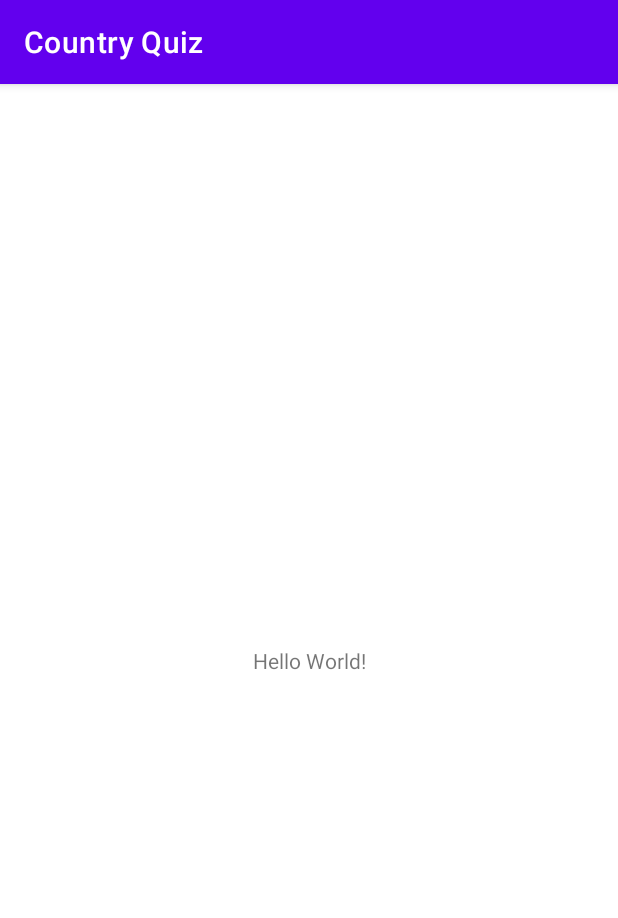
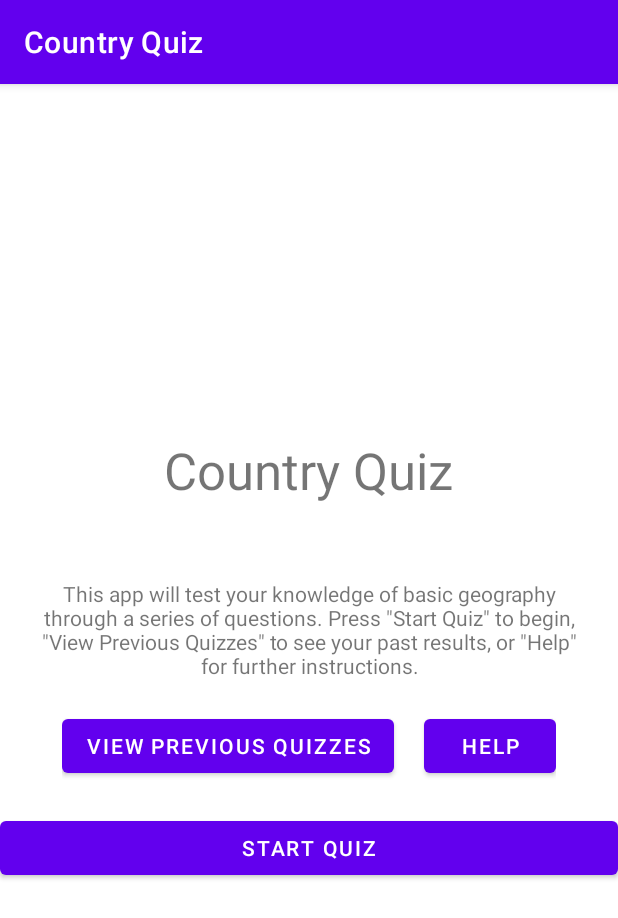
Before and after one commit to jaksonhensley/CSCI4060_Project4, an Android app: the screen it shows after launch (MainActivity), on a phone screen of 412 x 824 dp. Shown: the top 918 px of the screen. Run offline under Robolectric (Android 15) with nearby library versions, the phone set to English and light mode, and no system bars.

Commit message:
Satisfied Requirement 2
The Splash Screen explains the app and has button that go to the 3 different activities. Event listeners have been set up and the activities are all connected now.

```diff
--- a/app/src/main/java/edu/uga/cs/countryquiz/MainActivity.java
+++ b/app/src/main/java/edu/uga/cs/countryquiz/MainActivity.java
@@ -2,7 +2,10 @@ package edu.uga.cs.countryquiz;
 
 import androidx.appcompat.app.AppCompatActivity;
 
+import android.content.Intent;
 import android.os.Bundle;
+import android.view.View;
+import android.widget.Button;
 
 public class MainActivity extends AppCompatActivity {
 
@@ -10,5 +13,40 @@ public class MainActivity extends AppCompatActivity {
     protected void onCreate(Bundle savedInstanceState) {
         super.onCreate(savedInstanceState);
         setContentView(R.layout.activity_main);
-    }
-}
+
+        //These are the buttons from the layout
+        Button viewPreviousQuizzesButton = findViewById(R.id.mainMenuViewPreviousQuizzesButton);
+        Button helpButton = findViewById(R.id.mainMenuHelpButton);
+        Button startQuizButton = findViewById(R.id.mainMenuStartQuizButton);
+
+        //The next chunk of code is our button listeners.
+
+        viewPreviousQuizzesButton.setOnClickListener(new View.OnClickListener() {
+            @Override
+            public void onClick(View view) {
+                // Handle the click event for the "View Previous Quizzes" button
+                Intent intent = new Intent(MainActivity.this, ViewPreviousQuizzes.class);
+                startActivity(intent);
+            } // onClick
+        }); // viewPreviousQuizzesButton.setOnClickListener
+
+        helpButton.setOnClickListener(new View.OnClickListener() {
+            @Override
+            public void onClick(View view) {
+                // Handle the click event for the "Help" button
+                Intent intent = new Intent(MainActivity.this, HelpScreen.class);
+                startActivity(intent);
+            } // onClick
+        }); // helpButton.setOnClickListener
+
+        startQuizButton.setOnClickListener(new View.OnClickListener() {
+            @Override
+            public void onClick(View view) {
+                // Handle the click event for the "Start Quiz" button
+                Intent intent = new Intent(MainActivity.this, NewQuiz.class);
+                startActivity(intent);
+            } // onClick
+        }); // startQuizButton.setOnClickListener
+
+    } // onCreate
+} // MainActivity
--- a/app/src/main/res/layout/activity_main.xml
+++ b/app/src/main/res/layout/activity_main.xml
@@ -1,18 +1,56 @@
 <?xml version="1.0" encoding="utf-8"?>
-<androidx.constraintlayout.widget.ConstraintLayout xmlns:android="http://schemas.android.com/apk/res/android"
+<LinearLayout xmlns:android="http://schemas.android.com/apk/res/android"
     xmlns:app="http://schemas.android.com/apk/res-auto"
     xmlns:tools="http://schemas.android.com/tools"
     android:layout_width="match_parent"
     android:layout_height="match_parent"
+    android:gravity="center"
+    android:orientation="vertical"
     tools:context=".MainActivity">
 
     <TextView
+        android:id="@+id/countryQuizTitle"
         android:layout_width="wrap_content"
         android:layout_height="wrap_content"
-        android:text="Hello World!"
-        app:layout_constraintBottom_toBottomOf="parent"
-        app:layout_constraintEnd_toEndOf="parent"
-        app:layout_constraintStart_toStartOf="parent"
-        app:layout_constraintTop_toTopOf="parent" />
+        android:layout_marginBottom="50dp"
+        android:text="Country Quiz"
+        android:textSize="34sp" />
 
-</androidx.constraintlayout.widget.ConstraintLayout>
+    <TextView
+        android:id="@+id/mainScreenExplainer"
+        android:layout_width="wrap_content"
+        android:layout_height="wrap_content"
+        android:layout_marginLeft="20dp"
+        android:layout_marginRight="20dp"
+        android:layout_marginBottom="20dp"
+        android:text="This app will test your knowledge of basic geography through a series of questions. Press &quot;Start Quiz&quot; to begin, &quot;View Previous Quizzes&quot; to see your past results, or &quot;Help&quot; for further instructions."
+        android:textAlignment="center" />
+
+    <LinearLayout
+        android:layout_width="wrap_content"
+        android:layout_height="wrap_content"
+        android:orientation="horizontal">
+
+        <Button
+            android:id="@+id/mainMenuViewPreviousQuizzesButton"
+            android:layout_width="match_parent"
+            android:layout_height="wrap_content"
+            android:layout_marginRight="10dp"
+            android:text="View Previous Quizzes" />
+
+        <Button
+            android:id="@+id/mainMenuHelpButton"
+            android:layout_width="match_parent"
+            android:layout_height="wrap_content"
+            android:layout_marginLeft="10dp"
+            android:text="Help" />
+    </LinearLayout>
+
+    <Button
+        android:id="@+id/mainMenuStartQuizButton"
+        android:layout_width="match_parent"
+        android:layout_height="wrap_content"
+        android:layout_marginTop="20dp"
+        android:text="Start Quiz" />
+
+</LinearLayout>
```
Also changed, not shown: app/src/main/AndroidManifest.xml (+9 -0 lines), app/src/main/java/edu/uga/cs/countryquiz/HelpScreen.java (added, +14 -0 lines), app/src/main/java/edu/uga/cs/countryquiz/NewQuiz.java (added, +14 -0 lines), app/src/main/java/edu/uga/cs/countryquiz/ViewPreviousQuizzes.java (added, +14 -0 lines), app/src/main/res/layout/activity_help_screen.xml (added, +9 -0 lines), app/src/main/res/layout/activity_new_quiz.xml (added, +9 -0 lines), app/src/main/res/layout/activity_view_previous_quizzes.xml (added, +9 -0 lines).
